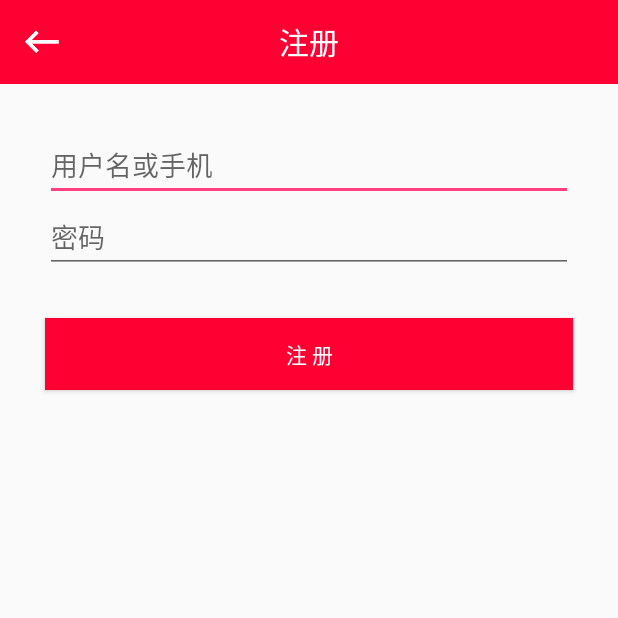
After one commit to MrJoeyBoey/ProGamer, an Android app: the RegisterActivity screen opened directly, with no data from a screen before it, on a phone screen of 412 x 824 dp, the top half of it. The commit adds this screen. Run offline under Robolectric (Android 15) with nearby library versions, the phone set to English and light mode, and no system bars; libraries missing offline, so code that uses them is left out: org.litepal, org.litepal.tablemanager.

Commit message:
增加了注册功能

```diff
--- a/app/build.gradle
+++ b/app/build.gradle
@@ -32,4 +32,6 @@ dependencies {
     implementation 'com.android.support:cardview-v7:27.1.1'
     implementation 'com.github.bumptech.glide:glide:4.7.1'
 
+    implementation 'org.litepal.android:core:2.0.0'
+
 }
--- a/app/src/main/AndroidManifest.xml
+++ b/app/src/main/AndroidManifest.xml
@@ -3,6 +3,7 @@
     package="com.example.joey.progamer">
 
     <application
+        android:name="org.litepal.LitePalApplication"
         android:allowBackup="true"
         android:icon="@mipmap/ic_launcher"
         android:label="@string/app_name"
@@ -20,8 +21,8 @@
         <activity android:name=".SettingActivity" />
         <activity android:name=".LoginActivity" />
         <activity android:name=".SkinActivity" />
-        <activity android:name=".GamesActivity">
-        </activity>
+        <activity android:name=".GamesActivity"></activity>
+        <activity android:name=".RegisterActivity"></activity>
     </application>
 
 </manifest>
--- /dev/null
+++ b/app/src/main/java/com/example/joey/progamer/RegisterActivity.java
@@ -0,0 +1,89 @@
+package com.example.joey.progamer;
+
+import android.content.Intent;
+import android.support.v7.app.ActionBar;
+import android.support.v7.app.AppCompatActivity;
+import android.os.Bundle;
+import android.view.MenuItem;
+import android.view.View;
+import android.widget.Button;
+import android.widget.EditText;
+import android.widget.Toast;
+
+import org.litepal.LitePal;
+import org.litepal.tablemanager.Connector;
+
+import java.util.List;
+
+public class RegisterActivity extends AppCompatActivity {
+
+
+
+    @Override
+    public boolean onOptionsItemSelected(MenuItem item) {
+        switch (item.getItemId()) {
+            case android.R.id.home:
+                Intent intent = new Intent(RegisterActivity.this, LoginActivity.class);
+                startActivity(intent);
+                finish();
+                break;
+        }
+        return true;
+    }
+
+    @Override
+    protected void onCreate(Bundle savedInstanceState) {
+        super.onCreate(savedInstanceState);
+
+        switch (SkinActivity.myTheme){
+            case 0:
+                setTheme(R.style.BlueTheme);
+                break;
+            case 1:
+                setTheme(R.style.AppTheme);
+                break;
+        }
+
+        setContentView(R.layout.activity_register);
+
+        android.support.v7.widget.Toolbar toolbar=findViewById(R.id.toolbar_register);
+        toolbar.setTitle("");
+        setSupportActionBar(toolbar);
+        ActionBar actionBar=getSupportActionBar();
+        if(actionBar!=null){
+            actionBar.setDisplayHomeAsUpEnabled(true);
+            actionBar.setHomeAsUpIndicator(R.mipmap.returnicon);
+        }
+
+        final EditText register_user=(EditText)findViewById(R.id.register_user);
+        final EditText register_passport=(EditText)findViewById(R.id.register_passport);
+        Button btn_register=(Button)findViewById(R.id.btn_register);
+        btn_register.setOnClickListener(new View.OnClickListener() {
+            @Override
+            public void onClick(View view) {
+                Connector.getDatabase();
+
+                List<Acount> acounts= LitePal.select("userName").find(Acount.class);
+                for(int i=0;i<acounts.size();i++){
+                    Acount acount0=acounts.get(i);
+                    if(register_user.getText().toString().equals(acount0.getUserName())){
+                        Toast.makeText(RegisterActivity.this,"该用户已被注册",Toast.LENGTH_SHORT).show();
+                        register_user.setText("");
+                        register_passport.setText("");
+                        return;
+                    }
+                }
+
+                Acount acount=new Acount();
+                acount.setId(1);
+                acount.setUserName(register_user.getText().toString());
+                acount.setPassPort(register_passport.getText().toString());
+                acount.save();
+
+                Intent intent=new Intent(RegisterActivity.this,LoginActivity.class);
+                intent.putExtra("Login Success",true);
+                startActivity(intent);
+            }
+        });
+    }
+}
--- /dev/null
+++ b/app/src/main/res/layout/activity_register.xml
@@ -0,0 +1,56 @@
+<?xml version="1.0" encoding="utf-8"?>
+<RelativeLayout xmlns:android="http://schemas.android.com/apk/res/android"
+    xmlns:app="http://schemas.android.com/apk/res-auto"
+    xmlns:tools="http://schemas.android.com/tools"
+    android:layout_width="match_parent"
+    android:layout_height="match_parent"
+    tools:context=".RegisterActivity">
+    <android.support.v7.widget.Toolbar
+        android:id="@+id/toolbar_register"
+        android:layout_width="match_parent"
+        android:layout_height="?attr/actionBarSize"
+        android:background="?attr/colorPrimary">
+
+        <TextView
+            android:layout_width="wrap_content"
+            android:layout_height="wrap_content"
+            android:layout_gravity="center"
+            android:textColor="#fff"
+            android:textSize="20sp"
+            android:text="注册"/>
+    </android.support.v7.widget.Toolbar>
+
+    <EditText
+        android:id="@+id/register_user"
+        android:layout_width="match_parent"
+        android:layout_height="wrap_content"
+        android:layout_below="@+id/toolbar_register"
+        android:layout_marginTop="30dp"
+        android:layout_marginLeft="30dp"
+        android:layout_marginRight="30dp"
+        android:hint="用户名或手机"
+        android:maxLength="15"
+        android:digits="0123456789abcdefghigklmnopqrstuvwxyzABCDEFGHIJKLMNOPQRSTUVWXYZ"/>
+    <EditText
+        android:id="@+id/register_passport"
+        android:layout_width="match_parent"
+        android:layout_height="wrap_content"
+        android:layout_below="@+id/register_user"
+        android:layout_marginLeft="30dp"
+        android:layout_marginRight="30dp"
+        android:hint="密码"
+        android:maxLength="10"
+        android:inputType="textPassword"/>
+
+    <Button
+        android:id="@+id/btn_register"
+        android:layout_width="match_parent"
+        android:layout_height="wrap_content"
+        android:layout_centerInParent="true"
+        android:layout_below="@+id/register_passport"
+        android:layout_margin="30dp"
+        android:text="注 册"
+        android:textColor="#fff"
+        android:background="?attr/colorPrimary"/>
+
+</RelativeLayout>
```
Also changed, not shown: app/src/main/assets/litepal.xml (added, +9 -0 lines), app/src/main/java/com/example/joey/progamer/Acount.java (added, +45 -0 lines), app/src/main/java/com/example/joey/progamer/LoginActivity.java (+36 -10 lines).
